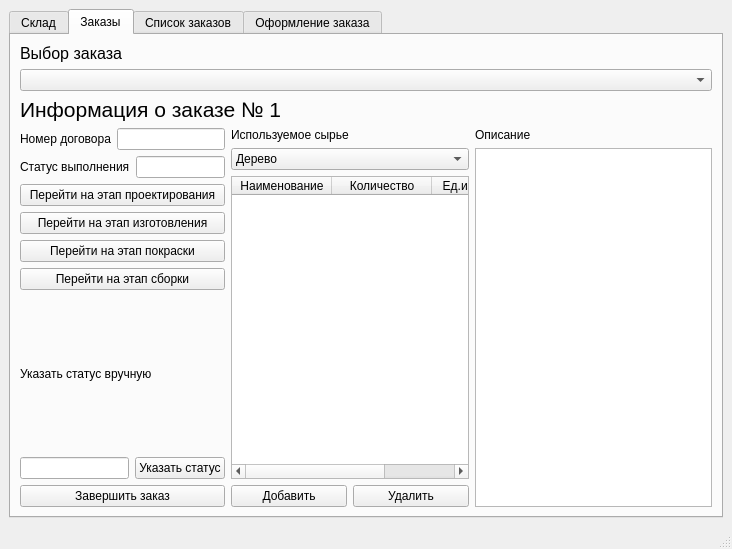
Qt form mainwindow.ui (JustEngineerLGTM/PPS2) before a commit.
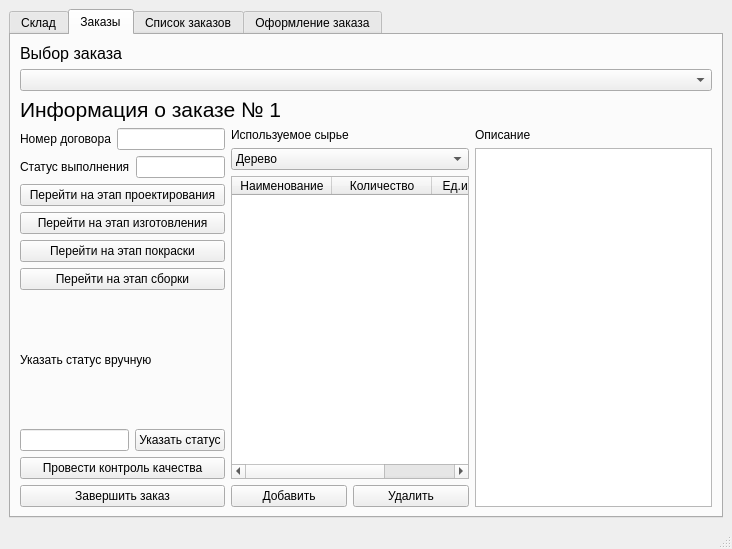
The same form after that commit. The open tabs and pages were chosen to show the change.

What changed in the file:
```diff
--- a/mainwindow.ui
+++ b/mainwindow.ui
@@ -404,6 +404,13 @@
                       </item>
                      </layout>
                     </item>
+                    <item>
+                     <widget class="QPushButton" name="pushButton">
+                      <property name="text">
+                       <string>Провести контроль качества</string>
+                      </property>
+                     </widget>
+                    </item>
                    </layout>
                   </item>
                   <item>
```
Left out of the diff: 19 changed lines with no effect on the pictures.
